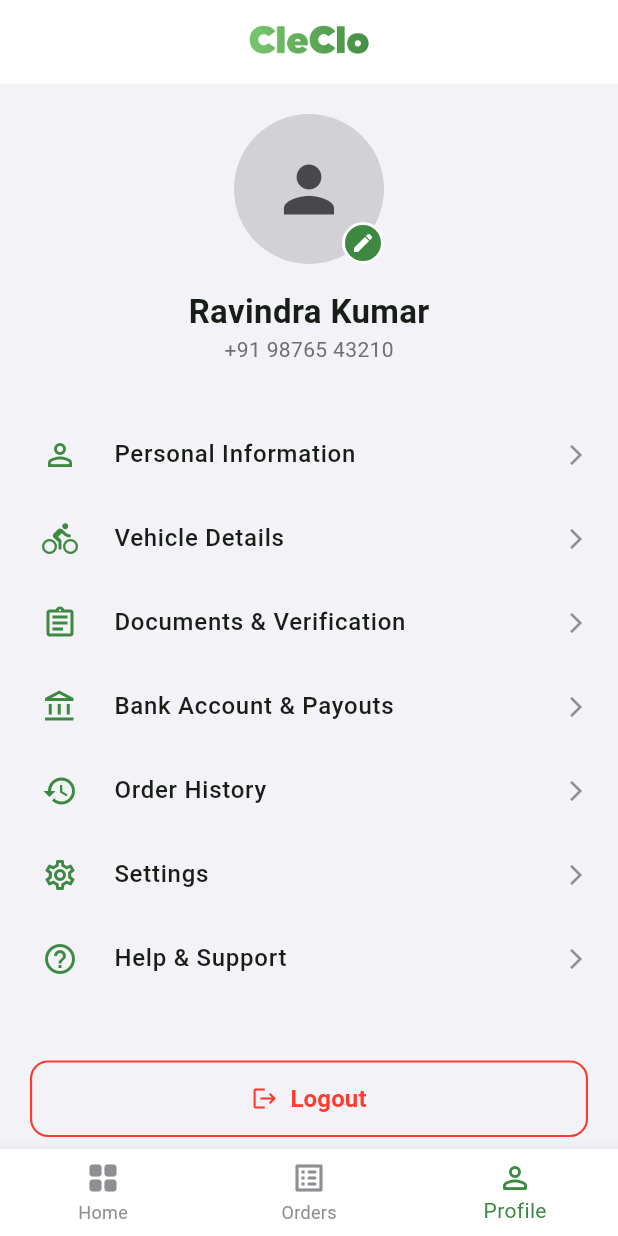
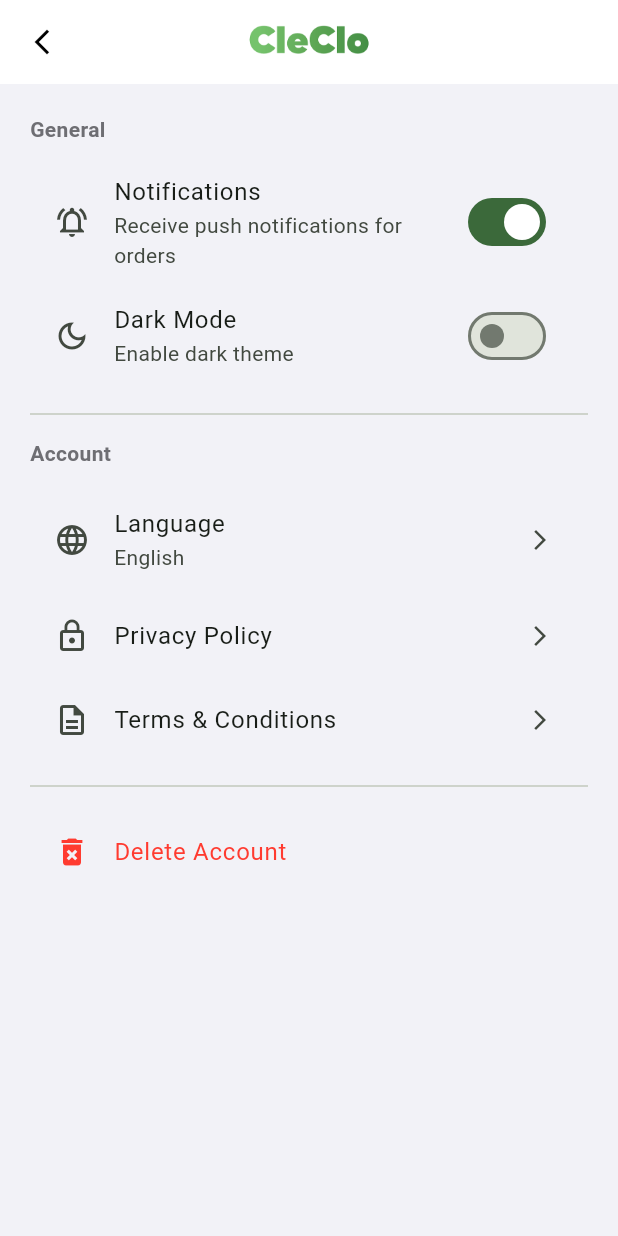
Before and after one commit to gohypedevelopers-stack/cleco-rider, a Flutter app: the ProfileScreen screen opened by its route, after a tap on "Settings", on a phone screen of 412 x 824 dp. Run offline on Flutter 3.47's test engine with Material 3 defaults, Android fonts, the phone set to English and light mode, and no system bars; our stand-ins replace go_router, smooth_page_indicator.

Commit message:
feat: Implement initial routing configuration and add core screens for order delivery and profile management.

```diff
--- a/lib/features/profile/view/profile_screen.dart
+++ b/lib/features/profile/view/profile_screen.dart
@@ -60,37 +60,39 @@
             _buildProfileOption(
               icon: Icons.person_outline,
               label: 'Personal Information',
-              onTap: () {},
+              onTap: () {
+                // Future: Edit Profile
+              },
             ),
              _buildProfileOption(
               icon: Icons.directions_bike,
               label: 'Vehicle Details',
-              onTap: () {},
+              onTap: () => context.push(RouteConstants.vehicleDetailsScreen),
             ),
              _buildProfileOption(
               icon: Icons.assignment_outlined,
               label: 'Documents & Verification',
-              onTap: () {},
+              onTap: () => context.push(RouteConstants.documentsScreen),
             ),
              _buildProfileOption(
               icon: Icons.account_balance_outlined,
               label: 'Bank Account & Payouts',
-              onTap: () {},
+              onTap: () => context.push(RouteConstants.bankDetailsScreen),
             ),
              _buildProfileOption(
               icon: Icons.history,
               label: 'Order History',
-              onTap: () {},
+              onTap: () => context.push(RouteConstants.orderHistoryScreen),
             ),
             _buildProfileOption(
               icon: Icons.settings_outlined,
               label: 'Settings',
-              onTap: () {},
+              onTap: () => context.push(RouteConstants.settingsScreen),
             ),
              _buildProfileOption(
               icon: Icons.help_outline,
               label: 'Help & Support',
-              onTap: () {},
+              onTap: () => context.push(RouteConstants.helpSupportScreen),
             ),
 
             const SizedBox(height: 40),
--- /dev/null
+++ b/lib/features/profile/view/settings_screen.dart
@@ -0,0 +1,73 @@
+import 'package:cleclo_rider/components/custom_appbar.dart';
+import 'package:cleclo_rider/utils/theme/colors.dart';
+import 'package:flutter/material.dart';
+
+class SettingsScreen extends StatefulWidget {
+  const SettingsScreen({super.key});
+
+  @override
+  State<SettingsScreen> createState() => _SettingsScreenState();
+}
+
+class _SettingsScreenState extends State<SettingsScreen> {
+  bool _notificationsEnabled = true;
+  bool _darkModeEnabled = false;
+
+  @override
+  Widget build(BuildContext context) {
+    return Scaffold(
+      appBar: const CustomAppBar(title: 'Settings', showBackButton: true),
+      body: ListView(
+        padding: const EdgeInsets.all(20),
+        children: [
+          const Text('General', style: TextStyle(fontWeight: FontWeight.bold, color: AppColors.gray500)),
+          const SizedBox(height: 12),
+          SwitchListTile(
+            title: const Text('Notifications'),
+            subtitle: const Text('Receive push notifications for orders'),
+            value: _notificationsEnabled,
+            onChanged: (val) => setState(() => _notificationsEnabled = val),
+            secondary: const Icon(Icons.notifications_active_outlined),
+          ),
+           SwitchListTile(
+            title: const Text('Dark Mode'),
+            subtitle: const Text('Enable dark theme'),
+            value: _darkModeEnabled,
+            onChanged: (val) => setState(() => _darkModeEnabled = val),
+            secondary: const Icon(Icons.dark_mode_outlined),
+          ),
+          const Divider(height: 32),
+
+          const Text('Account', style: TextStyle(fontWeight: FontWeight.bold, color: AppColors.gray500)),
+           const SizedBox(height: 12),
+          ListTile(
+            leading: const Icon(Icons.language),
+            title: const Text('Language'),
+            subtitle: const Text('English'),
+            trailing: const Icon(Icons.arrow_forward_ios, size: 16),
+            onTap: () {},
+          ),
+          ListTile(
+            leading: const Icon(Icons.lock_outline),
+            title: const Text('Privacy Policy'),
+            trailing: const Icon(Icons.arrow_forward_ios, size: 16),
+            onTap: () {},
+          ),
+           ListTile(
+            leading: const Icon(Icons.description_outlined),
+            title: const Text('Terms & Conditions'),
+            trailing: const Icon(Icons.arrow_forward_ios, size: 16),
+            onTap: () {},
+          ),
+
+          const Divider(height: 32),
+           ListTile(
+            leading: const Icon(Icons.delete_forever, color: AppColors.error),
+            title: const Text('Delete Account', style: TextStyle(color: AppColors.error)),
+            onTap: () {},
+          ),
+        ],
+      ),
+    );
+  }
+}
--- a/lib/routes/route_config.dart
+++ b/lib/routes/route_config.dart
@@ -17,6 +17,10 @@
 import 'package:cleclo_rider/features/onboarding/view/onboarding_screen.dart';
 import 'package:cleclo_rider/features/auth/view/otp_verification_screen.dart';
 import 'package:cleclo_rider/features/profile/view/profile_screen.dart';
+import 'package:cleclo_rider/features/profile/view/vehicle_details_screen.dart';
+import 'package:cleclo_rider/features/profile/view/documents_screen.dart';
+import 'package:cleclo_rider/features/profile/view/bank_details_screen.dart';
+import 'package:cleclo_rider/features/profile/view/settings_screen.dart';
 import 'package:flutter/material.dart';
 import 'package:go_router/go_router.dart';
 import 'package:cleclo_rider/routes/route_constants.dart';
@@ -148,6 +152,26 @@
         path: RouteConstants.orderDeliveryScreen,
         builder: (context, state) => const OrderDeliveryScreen(),
       ),
+      GoRoute(
+        parentNavigatorKey: rootNavigatorKey,
+        path: RouteConstants.vehicleDetailsScreen,
+        builder: (context, state) => const VehicleDetailsScreen(),
+      ),
+      GoRoute(
+        parentNavigatorKey: rootNavigatorKey,
+        path: RouteConstants.documentsScreen,
+        builder: (context, state) => const DocumentsScreen(),
+      ),
+      GoRoute(
+        parentNavigatorKey: rootNavigatorKey,
+        path: RouteConstants.bankDetailsScreen,
+        builder: (context, state) => const BankDetailsScreen(),
+      ),
+      GoRoute(
+        parentNavigatorKey: rootNavigatorKey,
+        path: RouteConstants.settingsScreen,
+        builder: (context, state) => const SettingsScreen(),
+      ),
     ],
   );
 }
--- a/lib/routes/route_constants.dart
+++ b/lib/routes/route_constants.dart
@@ -41,5 +41,6 @@
   static const String editProfileScreen = '/edit-profile';
   static const String vehicleDetailsScreen = '/vehicle-details';
   static const String documentsScreen = '/documents';
+  static const String bankDetailsScreen = '/bank-details'; // Added
   static const String settingsScreen = '/settings';
 }
```
Also changed, not shown: lib/features/location/view/order_delivery_screen.dart (+64 -3 lines), lib/features/profile/view/bank_details_screen.dart (added, +83 -0 lines), lib/features/profile/view/documents_screen.dart (added, +58 -0 lines), lib/features/profile/view/vehicle_details_screen.dart (added, +54 -0 lines).
